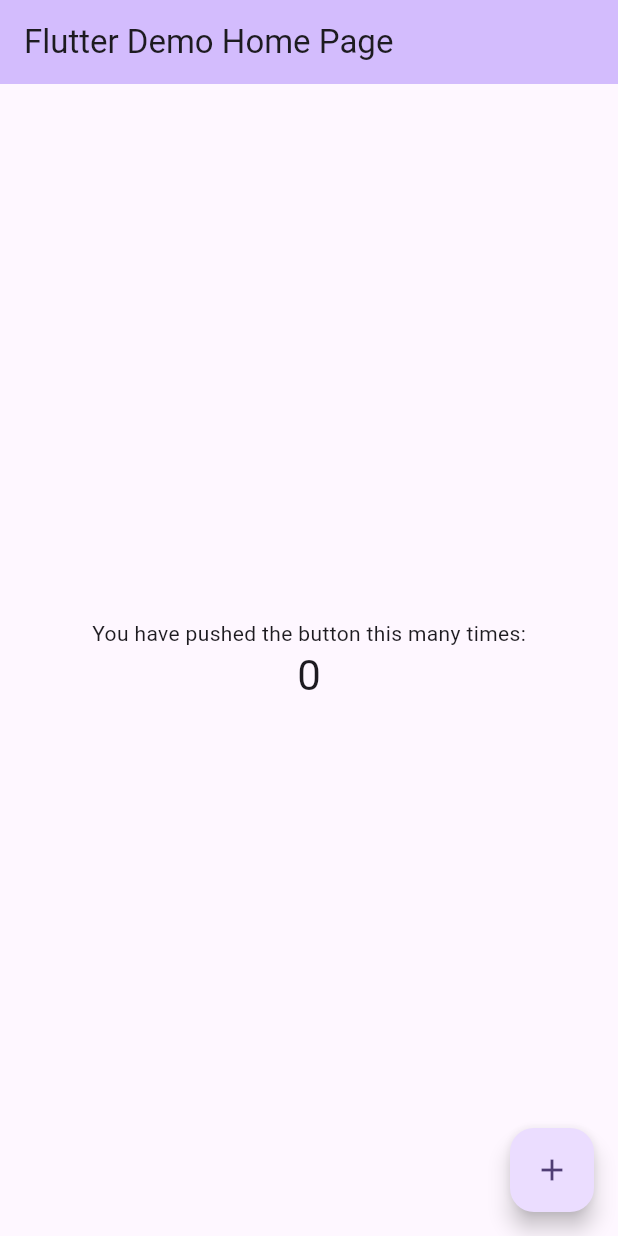
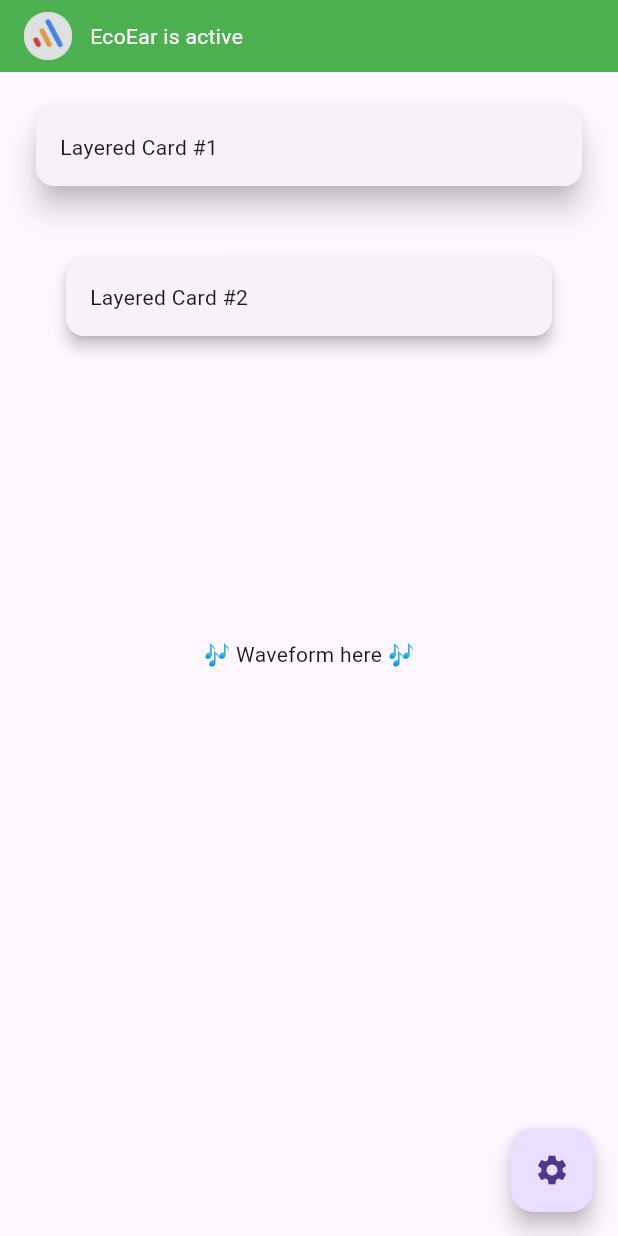
Before and after one commit to programmeruser517/EcoEar, a Flutter app: the screen it shows after launch, on a phone screen of 412 x 824 dp. Run offline on Flutter 3.47's test engine with Material 3 defaults, Android fonts, the phone set to English and light mode, and no system bars; our stand-ins replace cloud_firestore, firebase_core, flutter_local_notifications, shared_preferences; accounts and stored records are empty.

```diff
--- /dev/null
+++ b/ecoear/devtools_options.yaml
@@ -0,0 +1,3 @@
+description: This file stores settings for Dart & Flutter DevTools.
+documentation: https://docs.flutter.dev/tools/devtools/extensions#configure-extension-enablement-states
+extensions:
--- a/ecoear/lib/main.dart
+++ b/ecoear/lib/main.dart
@@ -1,122 +1,281 @@
+import 'dart:math';
+import 'package:firebase_core/firebase_core.dart';
 import 'package:flutter/material.dart';
+import 'package:cloud_firestore/cloud_firestore.dart';
+import 'package:shared_preferences/shared_preferences.dart';
+import 'package:flutter_local_notifications/flutter_local_notifications.dart';
 
-void main() {
-  runApp(const MyApp());
+void main() async {
+  WidgetsFlutterBinding.ensureInitialized();
+  await Firebase.initializeApp();
+  runApp(EcoEarApp());
 }
 
-class MyApp extends StatelessWidget {
-  const MyApp({super.key});
+class EcoEarApp extends StatefulWidget {
+  @override
+  State<EcoEarApp> createState() => _EcoEarAppState();
+}
 
-  // This widget is the root of your application.
+class _EcoEarAppState extends State<EcoEarApp> with WidgetsBindingObserver {
+  // theme
+  bool _isDark = false;
+  // lifecycle
+  AppLifecycleState _state = AppLifecycleState.resumed;
+  // notifications
+  final _notif = FlutterLocalNotificationsPlugin();
+
+  @override
+  void initState() {
+    super.initState();
+    WidgetsBinding.instance.addObserver(this);
+    _loadTheme();
+    _initNotifications();
+  }
+
+  Future<void> _loadTheme() async {
+    final prefs = await SharedPreferences.getInstance();
+    setState(() => _isDark = prefs.getBool('darkMode') ?? false);
+  }
+
+  Future<void> _saveTheme(bool v) async {
+    final prefs = await SharedPreferences.getInstance();
+    prefs.setBool('darkMode', v);
+  }
+
+  Future<void> _initNotifications() async {
+    const android = AndroidInitializationSettings('@mipmap/ic_launcher');
+    await _notif.initialize(InitializationSettings(android: android));
+  }
+
+  void _sendStateNotification(String msg) {
+    const androidDetails = AndroidNotificationDetails(
+      'ecoseg',
+      'EcoEar',
+      importance: Importance.high,
+    );
+    _notif.show(
+      0,
+      'EcoEar Status',
+      msg,
+      NotificationDetails(android: androidDetails),
+      payload: 'state',
+    );
+  }
+
+  @override
+  void didChangeAppLifecycleState(AppLifecycleState newState) {
+    super.didChangeAppLifecycleState(newState);
+    setState(() => _state = newState);
+
+    // when going background/inactive, fire a notification
+    if (newState == AppLifecycleState.inactive ||
+        newState == AppLifecycleState.paused) {
+      List<String> msgs = [
+        'Still listening… 🤫',
+        'EcoEar’s on pause! 🌱',
+        'We’re here when you return! 🐸',
+      ];
+      _sendStateNotification(msgs[Random().nextInt(msgs.length)]);
+    }
+  }
+
   @override
   Widget build(BuildContext context) {
     return MaterialApp(
-      title: 'Flutter Demo',
-      theme: ThemeData(
-        // This is the theme of your application.
-        //
-        // TRY THIS: Try running your application with "flutter run". You'll see
-        // the application has a purple toolbar. Then, without quitting the app,
-        // try changing the seedColor in the colorScheme below to Colors.green
-        // and then invoke "hot reload" (save your changes or press the "hot
-        // reload" button in a Flutter-supported IDE, or press "r" if you used
-        // the command line to start the app).
-        //
-        // Notice that the counter didn't reset back to zero; the application
-        // state is not lost during the reload. To reset the state, use hot
-        // restart instead.
-        //
-        // This works for code too, not just values: Most code changes can be
-        // tested with just a hot reload.
-        colorScheme: ColorScheme.fromSeed(seedColor: Colors.deepPurple),
+      title: 'EcoEar',
+      theme: _isDark ? ThemeData.dark() : ThemeData.light(),
+      home: HomePage(
+        isDark: _isDark,
+        onToggleTheme: (v) {
+          _saveTheme(v);
+          setState(() => _isDark = v);
+        },
+        lifecycle: _state,
       ),
-      home: const MyHomePage(title: 'Flutter Demo Home Page'),
     );
   }
 }
 
-class MyHomePage extends StatefulWidget {
-  const MyHomePage({super.key, required this.title});
+class HomePage extends StatelessWidget {
+  final bool isDark;
+  final ValueChanged<bool> onToggleTheme;
+  final AppLifecycleState lifecycle;
 
-  // This widget is the home page of your application. It is stateful, meaning
-  // that it has a State object (defined below) that contains fields that affect
-  // how it looks.
-
-  // This class is the configuration for the state. It holds the values (in this
-  // case the title) provided by the parent (in this case the App widget) and
-  // used by the build method of the State. Fields in a Widget subclass are
-  // always marked "final".
-
-  final String title;
+  const HomePage({
+    required this.isDark,
+    required this.onToggleTheme,
+    required this.lifecycle,
+  });
 
   @override
-  State<MyHomePage> createState() => _MyHomePageState();
+  Widget build(BuildContext context) {
+    return Scaffold(
+      // persistent top banner
+      body: Column(
+        children: [
+          NotificationBanner(state: lifecycle),
+          Expanded(
+            child: Stack(
+              children: [
+                // Layered cards
+                Positioned(
+                  top: 20,
+                  left: 20,
+                  right: 20,
+                  child: Card(
+                    elevation: 8,
+                    child: Padding(
+                      padding: EdgeInsets.all(16),
+                      child: Text('Layered Card #1'),
+                    ),
+                  ),
+                ),
+                Positioned(
+                  top: 120,
+                  left: 40,
+                  right: 40,
+                  child: Card(
+                    elevation: 4,
+                    child: Padding(
+                      padding: EdgeInsets.all(16),
+                      child: Text('Layered Card #2'),
+                    ),
+                  ),
+                ),
+                // waveform placeholder
+                Center(child: Text('🎶 Waveform here 🎶')),
+              ],
+            ),
+          ),
+        ],
+      ),
+      floatingActionButton: FloatingActionButton(
+        child: Icon(Icons.settings),
+        onPressed: () => showModalBottomSheet(
+          context: context,
+          builder: (_) =>
+              SettingsModal(isDark: isDark, onToggle: onToggleTheme),
+        ),
+      ),
+    );
+  }
 }
 
-class _MyHomePageState extends State<MyHomePage> {
-  int _counter = 0;
+class NotificationBanner extends StatefulWidget {
+  final AppLifecycleState state;
+  const NotificationBanner({required this.state});
+  @override
+  _NotificationBannerState createState() => _NotificationBannerState();
+}
 
-  void _incrementCounter() {
-    setState(() {
-      // This call to setState tells the Flutter framework that something has
-      // changed in this State, which causes it to rerun the build method below
-      // so that the display can reflect the updated values. If we changed
-      // _counter without calling setState(), then the build method would not be
-      // called again, and so nothing would appear to happen.
-      _counter++;
-    });
+class _NotificationBannerState extends State<NotificationBanner>
+    with SingleTickerProviderStateMixin {
+  late AnimationController _ctr;
+  @override
+  void initState() {
+    super.initState();
+    _ctr = AnimationController(
+      vsync: this,
+      duration: Duration(milliseconds: 400),
+    );
+    _showHide();
+  }
+
+  @override
+  void didUpdateWidget(covariant NotificationBanner old) {
+    super.didUpdateWidget(old);
+    _showHide();
+  }
+
+  void _showHide() {
+    if (widget.state == AppLifecycleState.resumed)
+      _ctr.forward();
+    else
+      _ctr.reverse();
   }
 
   @override
   Widget build(BuildContext context) {
-    // This method is rerun every time setState is called, for instance as done
-    // by the _incrementCounter method above.
-    //
-    // The Flutter framework has been optimized to make rerunning build methods
-    // fast, so that you can just rebuild anything that needs updating rather
-    // than having to individually change instances of widgets.
-    return Scaffold(
-      appBar: AppBar(
-        // TRY THIS: Try changing the color here to a specific color (to
-        // Colors.amber, perhaps?) and trigger a hot reload to see the AppBar
-        // change color while the other colors stay the same.
-        backgroundColor: Theme.of(context).colorScheme.inversePrimary,
-        // Here we take the value from the MyHomePage object that was created by
-        // the App.build method, and use it to set our appbar title.
-        title: Text(widget.title),
-      ),
-      body: Center(
-        // Center is a layout widget. It takes a single child and positions it
-        // in the middle of the parent.
-        child: Column(
-          // Column is also a layout widget. It takes a list of children and
-          // arranges them vertically. By default, it sizes itself to fit its
-          // children horizontally, and tries to be as tall as its parent.
-          //
-          // Column has various properties to control how it sizes itself and
-          // how it positions its children. Here we use mainAxisAlignment to
-          // center the children vertically; the main axis here is the vertical
-          // axis because Columns are vertical (the cross axis would be
-          // horizontal).
-          //
-          // TRY THIS: Invoke "debug painting" (choose the "Toggle Debug Paint"
-          // action in the IDE, or press "p" in the console), to see the
-          // wireframe for each widget.
-          mainAxisAlignment: MainAxisAlignment.center,
-          children: <Widget>[
-            const Text('You have pushed the button this many times:'),
-            Text(
-              '$_counter',
-              style: Theme.of(context).textTheme.headlineMedium,
-            ),
+    String msg;
+    Color color;
+    switch (widget.state) {
+      case AppLifecycleState.resumed:
+        msg = 'EcoEar is active';
+        color = Colors.green;
+        break;
+      case AppLifecycleState.inactive:
+      case AppLifecycleState.paused:
+        msg = 'EcoEar in background';
+        color = Colors.orange;
+        break;
+      default:
+        msg = 'EcoEar stopped';
+        color = Colors.grey;
+    }
+    return SizeTransition(
+      sizeFactor: _ctr,
+      axisAlignment: -1,
+      child: Container(
+        color: color,
+        padding: EdgeInsets.symmetric(vertical: 8, horizontal: 16),
+        child: Row(
+          children: [
+            // your circular logo
+            Image.asset('assets/images/logo_curved.png', width: 32, height: 32),
+            SizedBox(width: 12),
+            Text(msg, style: TextStyle(color: Colors.white)),
           ],
         ),
       ),
-      floatingActionButton: FloatingActionButton(
-        onPressed: _incrementCounter,
-        tooltip: 'Increment',
-        child: const Icon(Icons.add),
-      ), // This trailing comma makes auto-formatting nicer for build methods.
+    );
+  }
+
+  @override
+  void dispose() {
+    _ctr.dispose();
+    super.dispose();
+  }
+}
+
+class SettingsModal extends StatelessWidget {
+  final bool isDark;
+  final ValueChanged<bool> onToggle;
+  SettingsModal({required this.isDark, required this.onToggle});
+
+  @override
+  Widget build(BuildContext context) {
+    // dummy UID for demo
+    String uid = FirebaseFirestore.instance.app.options.appId;
+    return Padding(
+      padding: EdgeInsets.all(16),
+      child: Column(
+        mainAxisSize: MainAxisSize.min,
+        children: [
+          Text('Settings & Feedback', style: TextStyle(fontSize: 18)),
+          SwitchListTile(
+            title: Text('Dark Mode'),
+            value: isDark,
+            onChanged: onToggle,
+          ),
+          ListTile(
+            leading: Icon(Icons.person),
+            title: Text('User ID'),
+            subtitle: Text(uid),
+          ),
+          ListTile(
+            leading: Icon(Icons.feedback),
+            title: Text('Send Feedback'),
+            onTap: () {
+              // TODO: wire feedback form
+            },
+          ),
+          ListTile(
+            leading: Icon(Icons.show_chart),
+            title: Text('Call Streak'),
+            subtitle: Text('🔥 5 days!'),
+          ),
+        ],
+      ),
     );
   }
 }
```
Also changed, not shown: ecoear/pubspec.yaml (+11 -0 lines), ecoear/pubspec.lock, 11 other files.
